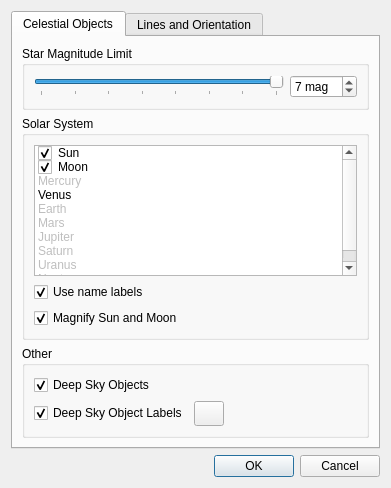
Above: src/plugins/render/stars/StarsConfigWidget.ui from KDE/marble before the change. Below: the same form after it.
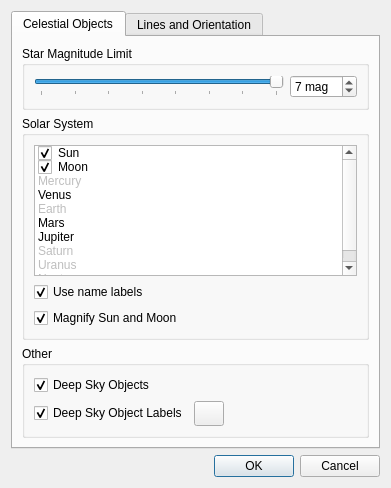
That is the form after the change.

Commit message:
Mars and Jupiter added, StarsPlugin refactoring
Approach of pixmap creation has been optimized, planets are having
different render pixmaps, depends on the magnitude.

Happy New 2014 Year, Marble! :)

```diff
--- a/src/plugins/render/stars/StarsConfigWidget.ui
+++ b/src/plugins/render/stars/StarsConfigWidget.ui
@@ -129,9 +129,6 @@
              <property name="checkState">
               <enum>Unchecked</enum>
              </property>
-             <property name="flags">
-              <set>ItemIsSelectable|ItemIsDragEnabled|ItemIsUserCheckable</set>
-             </property>
             </item>
             <item>
              <property name="text">
@@ -140,9 +137,6 @@
              <property name="checkState">
               <enum>Unchecked</enum>
              </property>
-             <property name="flags">
-              <set>ItemIsSelectable|ItemIsDragEnabled|ItemIsUserCheckable</set>
-             </property>
             </item>
             <item>
              <property name="text">
```
The commit also changes 2 other files.
